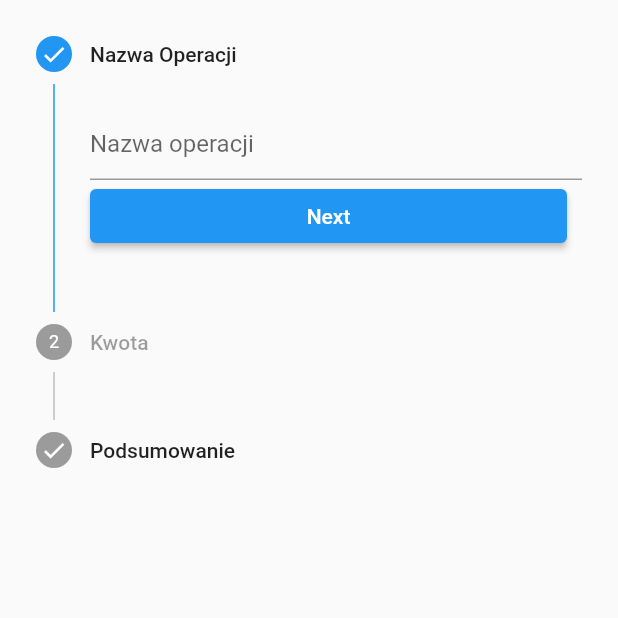
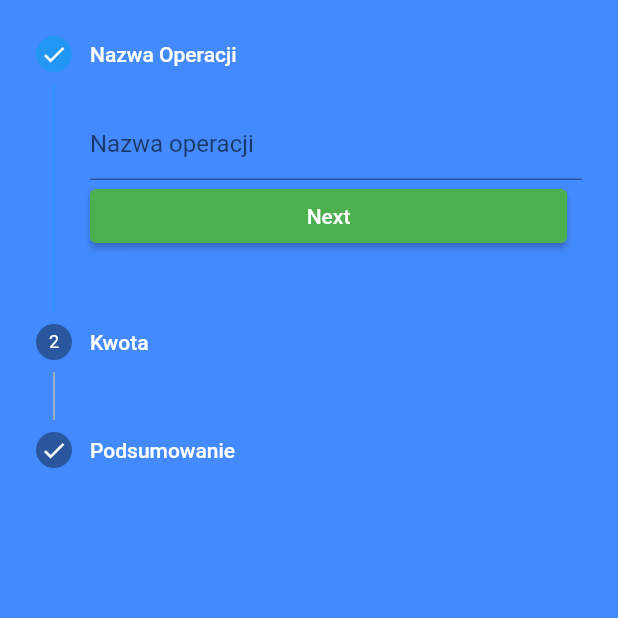
Before and after one commit to Kolordus/finadv, a Flutter app: the screen it shows after launch, after a tap on the "add" icon, on a phone screen of 412 x 824 dp, the top half of it. Run offline on Flutter 3.47's test engine with Material 2 defaults, Android fonts, the phone set to English and light mode, and no system bars; our stand-ins replace connectivity_plus, shared_preferences; missing offline and left inert: android_intent, wifi_info_flutter; network calls fail.

Commit message:
stepper fixed

```diff
--- a/lib/FinanceDetailsCard.dart
+++ b/lib/FinanceDetailsCard.dart
@@ -54,9 +54,10 @@ class _FinanceDetailsCardState extends State<FinanceDetailsCard> {
       HttpRequests.waitForResponseInSeconds(seconds: 3),
       HttpRequests.getFinanceEntriesFor(personName)
     ];
+
     var response = await Future.any(futures);
 
-    if (response.statusCode == 200) {
+    if (response.statusCode != null && response.statusCode == 200) {
       jsonDecode(response.body).forEach((element) {
         entryList.add(FinanceEntry.fromJsonMap(element));
       });
@@ -116,7 +117,8 @@ class _FinanceDetailsCardState extends State<FinanceDetailsCard> {
                         physics: AlwaysScrollableScrollPhysics(),
                         child: Container(
                             height: Constants.getDeviceHeightForList(context),
-                            child: Center(child: Text("Could not get data!")))),
+                            child: Center(child: Text("Could not get data!\nPull down to reload",
+                            style: TextStyle(color: Colors.white))))),
                   );
                 return RefreshIndicator(
                     onRefresh: _refresh,
@@ -126,13 +128,15 @@ class _FinanceDetailsCardState extends State<FinanceDetailsCard> {
       ),
       floatingActionButton: FloatingActionButton(
         // onPressed: createEntry,
-        onPressed: () {
-          Navigator.push(
+        onPressed: () async {
+          var result = await Navigator.push(
               context,
               MaterialPageRoute(
                   builder: (context) =>
                       StepperInputScreenForFinance(widget.personName, DateTime.now()))
           );
+
+          setState(() {});
           // fetchDataToSend(widget.personName);
         },
         child: const Icon(Icons.add),
--- a/lib/StepperInputScreenForFinance.dart
+++ b/lib/StepperInputScreenForFinance.dart
@@ -1,6 +1,8 @@
 import 'package:finadv/model/FinanceEntry.dart';
+import 'package:finadv/service/PersistingService.dart';
 import 'package:flutter/material.dart';
 import 'package:flutter/services.dart';
+import 'dart:ui';
 
 class StepperInputScreenForFinance extends StatefulWidget {
   final String personName;
@@ -12,10 +14,11 @@ class StepperInputScreenForFinance extends StatefulWidget {
   State<StatefulWidget> createState() => _StepperInputScreenForFinanceState();
 }
 
-class _StepperInputScreenForFinanceState extends State<StepperInputScreenForFinance> {
+class _StepperInputScreenForFinanceState
+    extends State<StepperInputScreenForFinance> {
   var _currentStep = 0;
   TextEditingController operationNameController = TextEditingController();
-  TextEditingController amountController = TextEditingController()..text = "0";
+  TextEditingController amountController = TextEditingController();
 
   tapped(int step) {
     setState(() => _currentStep = step);
@@ -23,15 +26,21 @@ class _StepperInputScreenForFinanceState extends State<StepperInputScreenForFina
 
   continued() {
     var isFinalStep = _currentStep == stepList().length - 1;
+    var isNotComplete = amountController.text.isEmpty || operationNameController.text.isEmpty;
     if (isFinalStep) {
-      int amount = int.parse(amountController.text) * 100;
+      if (isNotComplete) {
+        ScaffoldMessenger.of(context)
+            .showSnackBar(SnackBar(content: Text("Form Incomplete!", textAlign: TextAlign.center,)));
+        return null;
+      }
+      String amount = amountController.text.replaceAll(".", "");
 
-      var financeEntry = FinanceEntry(widget.personName,
-          widget.now.toString(),
-          operationNameController.text,
-          amount);
+      var financeEntry = FinanceEntry(widget.personName, widget.now.toString(),
+          operationNameController.text, int.parse(amount));
 
-      Navigator.pop(context);
+      PersistingService.save(financeEntry);
+
+      Navigator.pop(context, financeEntry);
     }
     _currentStep < 2 ? setState(() => {_currentStep += 1}) : null;
   }
@@ -43,6 +52,7 @@ class _StepperInputScreenForFinanceState extends State<StepperInputScreenForFina
   @override
   Widget build(BuildContext context) {
     return Scaffold(
+      backgroundColor: Colors.blueAccent,
       body: Stepper(
         physics: ScrollPhysics(),
         currentStep: _currentStep,
@@ -51,15 +61,18 @@ class _StepperInputScreenForFinanceState extends State<StepperInputScreenForFina
         onStepCancel: cancel,
         steps: stepList(),
         controlsBuilder: (context, controlsDetails) {
-          var isFinalStep = _currentStep == stepList().length - 1;
+          bool isFinalStep = _currentStep == stepList().length - 1;
+
           return Container(
             child: Row(
               children: [
                 Expanded(
                   child: ElevatedButton(
+                    style: ElevatedButton.styleFrom(
+                        primary: Colors.green,
+                    ),
                     onPressed: continued,
-                    child:
-                        isFinalStep ? const Text("Finish") : const Text("Next"),
+                    child: isFinalStep ? const Text("Finish") : const Text("Next"),
                   ),
                 ),
                 const SizedBox(
@@ -68,6 +81,9 @@ class _StepperInputScreenForFinanceState extends State<StepperInputScreenForFina
                 if (_currentStep > 0)
                   Expanded(
                     child: ElevatedButton(
+                      style: ElevatedButton.styleFrom(
+                        primary: Colors.red,
+                      ),
                       onPressed: cancel,
                       child: const Text('Back'),
                     ),
@@ -82,32 +98,54 @@ class _StepperInputScreenForFinanceState extends State<StepperInputScreenForFina
 
   List<Step> stepList() => [
         Step(
-          title: Text("Nazwa Operacji"),
+          title: Text(
+            "Nazwa Operacji",
+            style: TextStyle(color: Colors.white),
+          ),
           content: Column(
             children: [
-              TextField(decoration: InputDecoration(hintText: "Nazwa operacji"), controller: operationNameController),
+              TextField(
+                  decoration: InputDecoration(hintText: "Nazwa operacji"),
+                  controller: operationNameController),
             ],
           ),
           isActive: _currentStep >= 0,
           state: _currentStep >= 0 ? StepState.complete : StepState.disabled,
         ),
         Step(
-          title: Text("Kwota"),
+          title: Text("Kwota", style: TextStyle(color: Colors.white)),
           content: Column(
             children: [
-              TextField(decoration: InputDecoration(hintText: "złotych"), controller: amountController, inputFormatters: [FilteringTextInputFormatter.digitsOnly]),
+              TextField(
+                decoration: InputDecoration(hintText: "złotych"),
+                controller: amountController,
+                inputFormatters: [FilteringTextInputFormatter.digitsOnly],
+                onChanged: (text) {
+                  if (text.length > 2) {
+                    var pln = text.substring(0, text.length - 2);
+                    var gr = text.substring(text.length - 2);
+
+                    amountController.text = pln + '.' + gr;
+                    amountController.selection = TextSelection.fromPosition(
+                        TextPosition(offset: amountController.text.length));
+                  }
+                },
+              ),
             ],
           ),
           isActive: _currentStep >= 1,
           state: _currentStep >= 1 ? StepState.complete : StepState.disabled,
         ),
         Step(
-          title: Text("Podsumowanie"),
+          title: Text("Podsumowanie", style: TextStyle(color: Colors.white)),
           content: Column(
             children: [
               Text(widget.now.toLocal().toString().substring(0, 16)),
               Text(operationNameController.text),
-              Text((int.parse(amountController.text)).toString() + " PLN")
+              amountController.text.isNotEmpty
+                  ? Text(
+                      (double.parse(amountController.text)).toString() + " PLN")
+                  : Text("Form is incomplete!!", style: TextStyle(color: Colors.red, fontSize: 20),)
             ],
           ),
           isActive: _currentStep >= 2,
--- a/lib/SummaryCard.dart
+++ b/lib/SummaryCard.dart
@@ -59,8 +59,7 @@ class _SummaryCardState extends State<SummaryCard> {
 
       var response = await Future.any(futures);
 
-
-      if (response.statusCode == 200) {
+      if (response.statusCode != null && response.statusCode == 200) {
         var json = jsonDecode(response.body);
         newestBalance = Balance.fromJson(json);
         prefs.setString("balance", response.body);
--- a/lib/utils/HttpRequests.dart
+++ b/lib/utils/HttpRequests.dart
@@ -70,7 +70,7 @@ class HttpRequests {
   }
 
   static deleteStuffRequest(String date) {
-    return http.Client().delete(Uri.parse(_SERVER_ADDRESS + _REQUESTS + '&date=' + date),
+    return http.Client().delete(Uri.parse(_SERVER_ADDRESS + _REQUESTS + '?date=' + date),
         headers: _CONTENT_TYPE_JSON,);
   }
 
```
Also changed, not shown: lib/RequestsPage.dart (+53 -47 lines).
